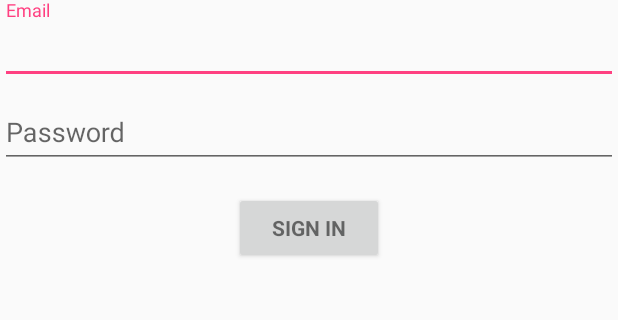
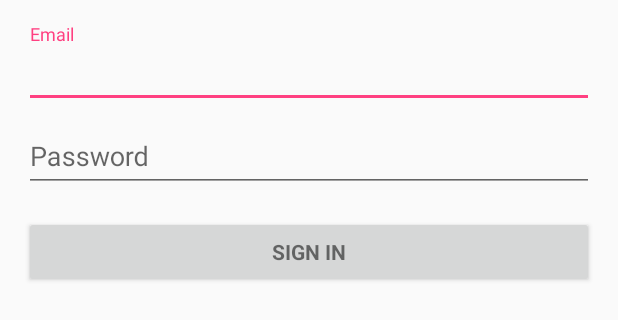
Before and after one commit to kewu1992/ClassDiscuz, an Android app: the layout activity_login.xml on its own in the app's theme, with its tools: preview values and no code run, on a phone screen of 412 x 824 dp. Shown: the top 320 px of the screen. Run offline under Robolectric (Android 15) with nearby library versions, the phone set to English and light mode, and no system bars.

Commit message:
zhongyu cheng le

```diff
--- a/app/src/main/AndroidManifest.xml
+++ b/app/src/main/AndroidManifest.xml
@@ -13,16 +13,16 @@
         android:label="@string/app_name"
         android:supportsRtl="true"
         android:theme="@style/AppTheme" >
-        <activity
-            android:name=".ui.LoginActivity"
-            android:label="@string/title_activity_login" >
-        </activity>
         <activity android:name=".ui.SignUpActivity" >
         </activity>
         <activity android:name=".ui.SelfprofileActivity" >
         </activity>
         <activity android:name=".ui.CourseInfoActivity" >
         </activity>
+        <activity
+            android:name=".LoginActivity"
+            android:label="@string/title_activity_login" >
+        </activity>
     </application>
 
 </manifest>
--- a/app/src/main/java/cmu/banana/classdiscuz/ui/LoginActivity.java
+++ b/app/src/main/java/cmu/banana/classdiscuz/ui/LoginActivity.java
@@ -31,6 +31,8 @@ import android.widget.TextView;
 
 import java.util.ArrayList;
 import java.util.List;
+
+import cmu.banana.classdiscuz.R;
 
 import static android.Manifest.permission.READ_CONTACTS;
 
--- a/app/src/main/res/layout/activity_login.xml
+++ b/app/src/main/res/layout/activity_login.xml
@@ -1,7 +1,10 @@
 <LinearLayout xmlns:android="http://schemas.android.com/apk/res/android"
     xmlns:tools="http://schemas.android.com/tools" android:layout_width="match_parent"
     android:layout_height="match_parent" android:gravity="center_horizontal"
-    android:orientation="vertical"
+    android:orientation="vertical" android:paddingBottom="@dimen/activity_vertical_margin"
+    android:paddingLeft="@dimen/activity_horizontal_margin"
+    android:paddingRight="@dimen/activity_horizontal_margin"
+    android:paddingTop="@dimen/activity_vertical_margin"
     tools:context="cmu.banana.classdiscuz.ui.LoginActivity">
 
     <!-- Login progress -->
@@ -30,18 +33,17 @@
 
                 <EditText android:id="@+id/password" android:layout_width="match_parent"
                     android:layout_height="wrap_content" android:hint="@string/prompt_password"
-                    android:imeActionId="@+id/login_editlogin"
-                    android:imeActionLabel="@string/action_sign_in"
+                    android:imeActionId="@+id/login"
+                    android:imeActionLabel="@string/action_sign_in_short"
                     android:imeOptions="actionUnspecified" android:inputType="textPassword"
                     android:maxLines="1" android:singleLine="true" />
 
             </android.support.design.widget.TextInputLayout>
 
             <Button android:id="@+id/email_sign_in_button" style="?android:textAppearanceSmall"
-                android:layout_width="100dp" android:layout_height="wrap_content"
+                android:layout_width="match_parent" android:layout_height="wrap_content"
                 android:layout_marginTop="16dp" android:text="@string/action_sign_in"
-                android:textStyle="bold"
-                android:layout_gravity="center_horizontal" />
+                android:textStyle="bold" />
 
         </LinearLayout>
     </ScrollView>
--- a/app/src/main/res/values/strings.xml
+++ b/app/src/main/res/values/strings.xml
@@ -58,6 +58,7 @@
     <string name="time9pm">9 pm</string>
     <string name="time10pm">10 pm</string>
     <string name="time11pm">11 pm</string>
+    <string name="action_sign_in_short">Sign in</string>
 
 
 
```
